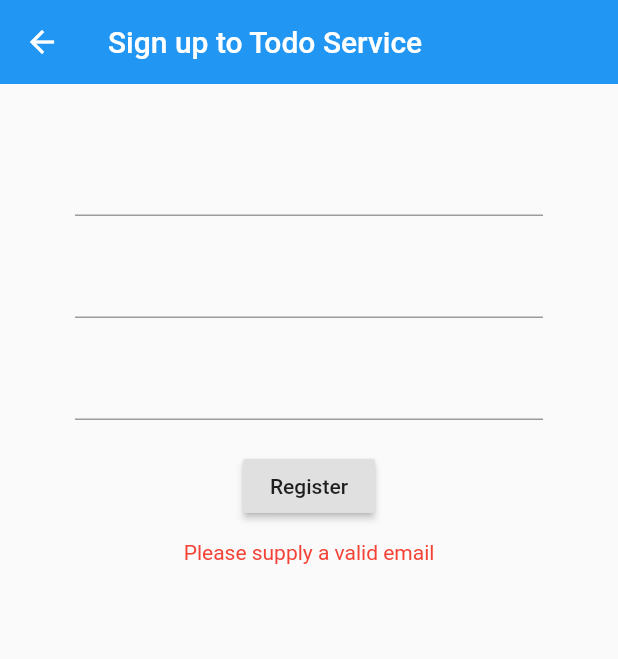
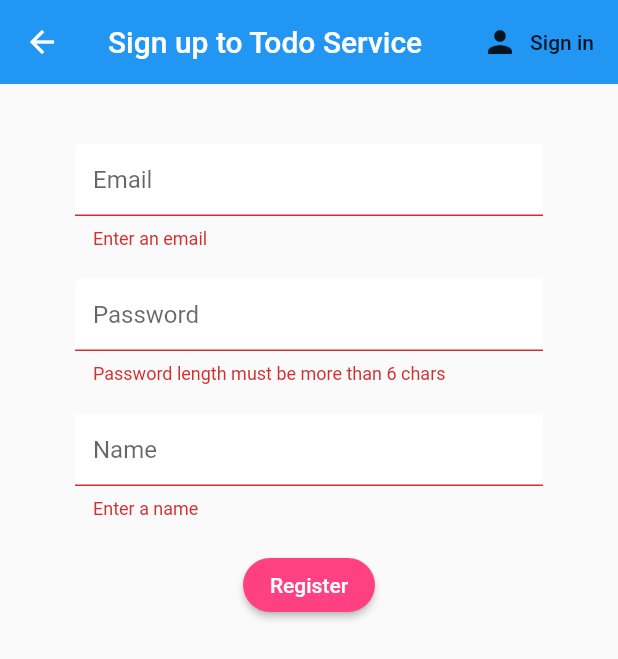
Before and after one commit to Nakamurus/flutter_todo, a Flutter app: the Register screen opened directly, after a tap on "Register", on a phone screen of 412 x 824 dp. Shown: the top 659 px of the screen. Run offline on Flutter 3.47's test engine with Material 2 defaults, Android fonts, the phone set to English and light mode, and no system bars; our stand-ins replace cloud_firestore, datetime_picker_formfield, firebase_auth, firebase_core; accounts and stored records are empty.

```diff
--- a/lib/models/todo.dart
+++ b/lib/models/todo.dart
@@ -1,6 +1,12 @@
 class Todo {
-  final int priority;
+
+  final String name;
+  final String title;
   final String detail;
+  final String priority;
+  final int importance;
+  final DateTime createdAt;
+  final DateTime deadline;
 
-  Todo({ this.priority, this.detail });
+  Todo({ this.name, this.title, this.detail, this.priority, this.importance, this.createdAt, this.deadline });
 }
--- a/lib/models/user.dart
+++ b/lib/models/user.dart
@@ -9,7 +9,7 @@ class UserData {
   final String name;
   final String title;
   final String detail;
-  final int priority;
+  final String priority;
   final int importance;
   final DateTime createdAt;
   final DateTime deadline;
--- a/lib/screens/authenticate/register.dart
+++ b/lib/screens/authenticate/register.dart
@@ -1,7 +1,12 @@
 import 'package:flutter/material.dart';
 import 'package:todo_app/services/auth.dart';
+import 'package:todo_app/shared/constants.dart';
 
 class Register extends StatefulWidget {
+
+  final Function toggleView;
+  Register({ this.toggleView });
+
   @override
   _RegisterState createState() => _RegisterState();
 }
@@ -10,6 +15,7 @@ class _RegisterState extends State<Register> {
 
   final AuthService _auth = AuthService();
   final _formKey = GlobalKey<FormState>();
+  final double _formHeight = 20.0;
 
   String email = '';
   String password = '';
@@ -22,8 +28,14 @@ class _RegisterState extends State<Register> {
       appBar: AppBar(
         elevation: 0.0,
         title: Text('Sign up to Todo Service'),
-        actions: [
-
+        actions: <Widget>[
+          FlatButton.icon(
+            icon: Icon(Icons.person),
+            label: Text('Sign in'),
+            onPressed: () {
+              widget.toggleView();
+            },
+          )
         ],
       ),
       body: Container(
@@ -32,33 +44,49 @@ class _RegisterState extends State<Register> {
           key: _formKey,
           child: Column(
             children: <Widget>[
-              SizedBox(height: 20.0),
+              SizedBox(height: _formHeight),
               TextFormField(
+                decoration: textInputDecoration.copyWith(hintText: 'Email'),
+                validator: (val) => val.isEmpty ? 'Enter an email' : null,
                 onChanged: (val) {
                   setState(() => email = val);
                 },
               ),
-              SizedBox(height: 20.0),
+              SizedBox(height: _formHeight),
               TextFormField(
+                decoration: textInputDecoration.copyWith(hintText: 'Password'),
+                obscureText: true,
+                validator: (val) => val.length < 6 ? 'Password length must be more than 6 chars' : null,
                 onChanged: (val) {
                   setState(() => password = val);
                 },
               ),
-              SizedBox(height: 20.0),
+              SizedBox(height: _formHeight),
               TextFormField(
+                decoration: textInputDecoration.copyWith(hintText: 'Name'),
+                validator: (val) => val.isEmpty ? 'Enter a name' : null,
                 onChanged: (val) {
                   setState(() => name = val);
                 },
               ),
-              SizedBox(height: 20.0),
+              SizedBox(height: _formHeight),
               RaisedButton(
-                child: Text('Register'),
+                shape: RoundedRectangleBorder(
+                  borderRadius: BorderRadius.circular(25.0),
+                ),
+                color: Colors.pinkAccent,
+                child: Text(
+                  'Register',
+                  style: TextStyle(color: Colors.white),
+                ),
                 onPressed: () async {
-                  dynamic result = await _auth.registerWithEmailAndPassword(email, password, name);
-                  if (result == null) {
-                    setState(() {
-                      error = 'Please supply a valid email';
-                    });
+                  if (_formKey.currentState.validate()) {
+                    dynamic result = await _auth.registerWithEmailAndPassword(email, password, name);
+                    if (result == null) {
+                      setState(() {
+                        error = 'Please supply a valid email';
+                      });
+                    }
                   }
                 },
               ),
--- a/lib/screens/home/todo_tile.dart
+++ b/lib/screens/home/todo_tile.dart
@@ -16,10 +16,10 @@ class TodoTile extends StatelessWidget {
         child: ListTile(
           leading: CircleAvatar(
             radius: 25.0,
-            backgroundColor: Colors.brown[todo.priority],
+            backgroundColor: Colors.brown[todo.importance],
           ),
-          title: Text('Todo'),
-          subtitle: Text('Priority ${todo.priority}'),
+          title: Text(todo.title),
+          subtitle: Text('Deadline: ${todo.deadline.toString()}'),
           onTap: () {
             Navigator.push(
               context,
--- /dev/null
+++ b/lib/shared/constants.dart
@@ -0,0 +1,12 @@
+import 'package:flutter/material.dart';
+
+const textInputDecoration = InputDecoration(
+  fillColor: Colors.white,
+  filled: true,
+  enabledBorder: OutlineInputBorder(
+    borderSide: BorderSide(color: Colors.white, width: 2.0)
+  ),
+  focusedBorder: OutlineInputBorder(
+    borderSide: BorderSide(color: Colors.pinkAccent, width: 2.0)
+  )
+);
```
Also changed, not shown: lib/main.dart (+2 -7 lines), lib/screens/authenticate/authenticate.dart (added, +25 -0 lines), lib/screens/authenticate/sign_in.dart (+44 -10 lines), lib/screens/home/create_task.dart (+4 -3 lines), lib/screens/home/home.dart (added, +51 -0 lines), lib/screens/home/todo_detail.dart (+52 -6 lines), lib/screens/home/todo_list.dart (+13 -8 lines), lib/screens/wrapper.dart (added, +18 -0 lines), lib/services/auth.dart (+9 -0 lines), lib/services/database.dart (+24 -4 lines).
